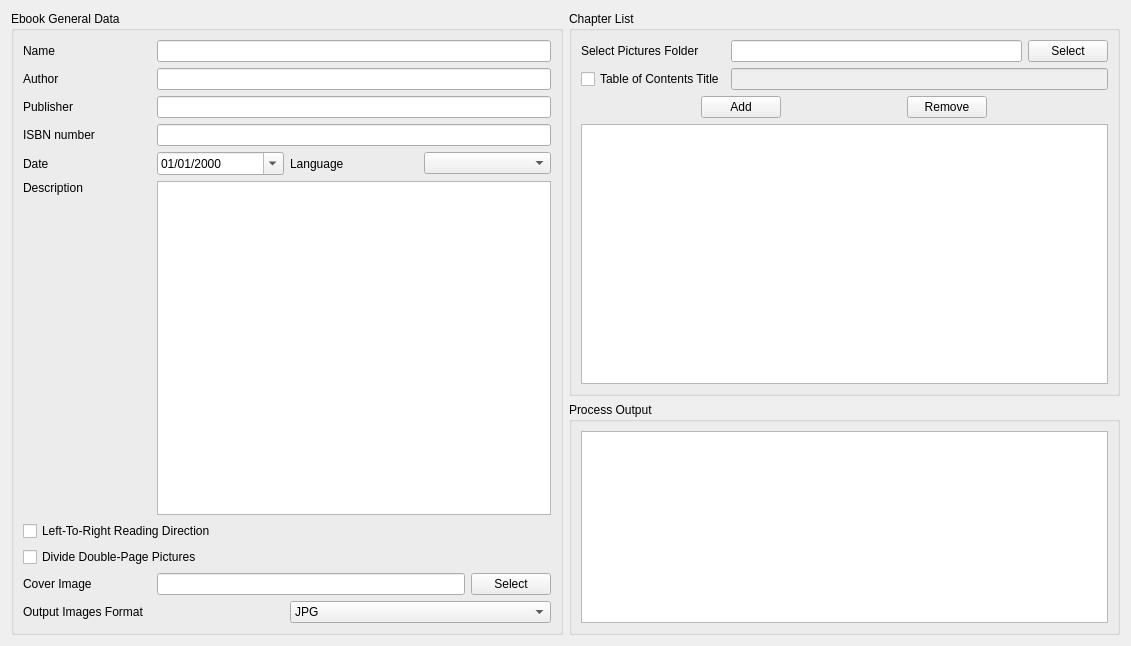
The window that mangaeditor.ui (viniavila/KMM) describes before a commit, drawn with Qt 5.
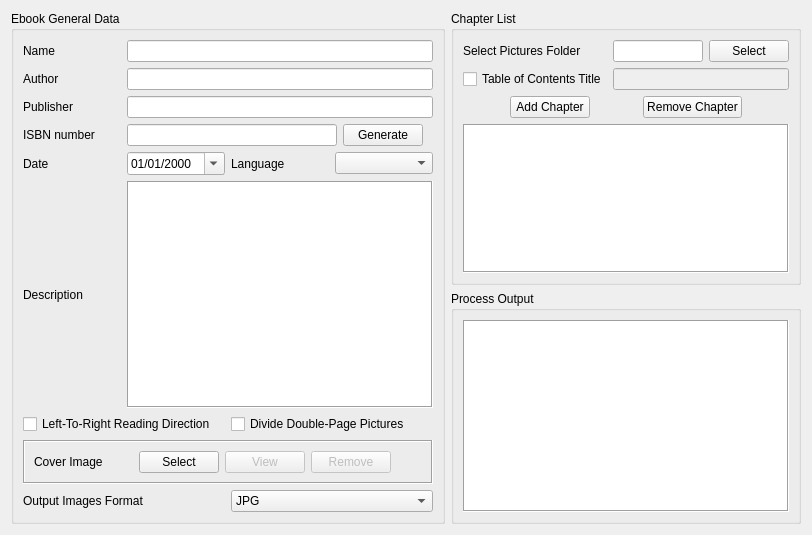
The same window after the commit.

Commit message: * Added automatic ISBN generator (random UUID based) and Added Language selection to respective combobox.

What changed in the file:
```diff
--- a/mangaeditor.ui
+++ b/mangaeditor.ui
@@ -6,8 +6,8 @@
    <rect>
     <x>0</x>
     <y>0</y>
-    <width>1131</width>
-    <height>646</height>
+    <width>812</width>
+    <height>535</height>
    </rect>
   </property>
   <property name="windowTitle">
@@ -51,12 +51,15 @@
            </sizepolicy>
           </property>
           <property name="text">
-           <string>Add</string>
+           <string>Add Chapter</string>
           </property>
          </widget>
         </item>
         <item>
-         <widget class="QPushButton" name="pushButton_4">
+         <widget class="QPushButton" name="btnRemoveChapter">
+          <property name="enabled">
+           <bool>true</bool>
+          </property>
           <property name="sizePolicy">
            <sizepolicy hsizetype="Maximum" vsizetype="Fixed">
             <horstretch>0</horstretch>
@@ -64,7 +67,7 @@
            </sizepolicy>
           </property>
           <property name="text">
-           <string>Remove</string>
+           <string>Remove Chapter</string>
           </property>
          </widget>
         </item>
@@ -92,7 +95,11 @@
        </widget>
       </item>
       <item row="3" column="0" colspan="3">
-       <widget class="QTreeView" name="treeView"/>
+       <widget class="QListWidget" name="lstChapters">
+        <property name="frameShape">
+         <enum>QFrame::Box</enum>
+        </property>
+       </widget>
       </item>
      </layout>
     </widget>
@@ -120,6 +127,9 @@
         <property name="focusPolicy">
          <enum>Qt::NoFocus</enum>
         </property>
+        <property name="frameShape">
+         <enum>QFrame::Box</enum>
+        </property>
        </widget>
       </item>
      </layout>
@@ -137,6 +147,16 @@
       <string>Ebook General Data</string>
      </property>
      <layout class="QGridLayout" name="gridLayout">
+      <item row="6" column="2" colspan="2">
+       <widget class="QCheckBox" name="chkDivideDouble">
+        <property name="toolTip">
+         <string>&lt;html&gt;&lt;head/&gt;&lt;body&gt;&lt;p&gt;&lt;span style=&quot; font-weight:600;&quot;&gt;unchecked:&lt;/span&gt; double-page pictures will be rotated counterclockwise and kept in the same page.&lt;/p&gt;&lt;p&gt;&lt;span style=&quot; font-weight:600;&quot;&gt;checked:&lt;/span&gt; doube-page pictures wil be half splitted and put in separated pages (the first and the second will determined by the selected reading direction - left-to-right will put the left side first and vice-versa).&lt;/p&gt;&lt;/body&gt;&lt;/html&gt;</string>
+        </property>
+        <property name="text">
+         <string>Divide Double-Page Pictures</string>
+        </property>
+       </widget>
+      </item>
       <item row="4" column="0">
        <widget class="QLabel" name="label_4">
         <property name="text">
@@ -144,80 +164,6 @@
         </property>
        </widget>
       </item>
-      <item row="5" column="0">
-       <widget class="QLabel" name="label_6">
-        <property name="text">
-         <string>Description</string>
-        </property>
-        <property name="alignment">
-         <set>Qt::AlignLeading|Qt::AlignLeft|Qt::AlignTop</set>
-        </property>
-       </widget>
-      </item>
-      <item row="2" column="0">
-       <widget class="QLabel" name="label_3">
-        <property name="text">
-         <string>Publisher</string>
-        </property>
-       </widget>
-      </item>
-      <item row="4" column="2">
-       <widget class="QLabel" name="label_5">
-        <property name="text">
-         <string>Language</string>
-        </property>
-       </widget>
-      </item>
-      <item row="4" column="3">
-       <widget class="QComboBox" name="comboBox">
-        <property name="toolTip">
-         <string>If not selected, it will adopt the system's default language.</string>
-        </property>
-       </widget>
-      </item>
-      <item row="1" column="1" colspan="3">
-       <widget class="QLineEdit" name="lineEdit_2"/>
-      </item>
-      <item row="3" column="1" colspan="3">
-       <widget class="QLineEdit" name="lineEdit_7"/>
-      </item>
-      <item row="6" column="0" colspan="4">
-       <widget class="QCheckBox" name="checkBox">
-        <property name="toolTip">
-         <string>&lt;html&gt;&lt;head/&gt;&lt;body&gt;&lt;p&gt;&lt;span style=&quot; font-weight:600;&quot;&gt;unchecked:&lt;/span&gt; manga style (right to left)&lt;/p&gt;&lt;p&gt;&lt;span style=&quot; font-weight:600;&quot;&gt;checked:&lt;/span&gt; western comic style (left to right)&lt;/p&gt;&lt;/body&gt;&lt;/html&gt;</string>
-        </property>
-        <property name="text">
-         <string>Left-To-Right Reading Direction</string>
-        </property>
-       </widget>
-      </item>
-      <item row="0" column="1" colspan="3">
-       <widget class="QLineEdit" name="txtName">
-        <property name="toolTip">
-         <string/>
-        </property>
-       </widget>
-      </item>
-      <item row="4" column="1">
-       <widget class="QDateEdit" name="dateEdit">
-        <property name="displayFormat">
-         <string>dd/MM/yyyy</string>
-        </property>
-        <property name="calendarPopup">
-         <bool>true</bool>
-        </property>
-       </widget>
-      </item>
-      <item row="2" column="1" colspan="3">
-       <widget class="QLineEdit" name="lineEdit_3"/>
-      </item>
-      <item row="1" column="0">
-       <widget class="QLabel" name="label_2">
-        <property name="text">
-         <string>Author</string>
-        </property>
-       </widget>
-      </item>
       <item row="3" column="0">
        <widget class="QLabel" name="label_9">
         <property name="text">
@@ -225,6 +171,30 @@
         </property>
        </widget>
       </item>
+      <item row="2" column="1" colspan="3">
+       <widget class="QLineEdit" name="txtPublisher"/>
+      </item>
+      <item row="4" column="3">
+       <widget class="QComboBox" name="cboLanguage">
+        <property name="toolTip">
+         <string>If not selected, it will adopt the system's default language.</string>
+        </property>
+       </widget>
+      </item>
+      <item row="4" column="2">
+       <widget class="QLabel" name="label_5">
+        <property name="text">
+         <string>Language</string>
+        </property>
+       </widget>
+      </item>
+      <item row="2" column="0">
+       <widget class="QLabel" name="label_3">
+        <property name="text">
+         <string>Publisher</string>
+        </property>
+       </widget>
+      </item>
       <item row="0" column="0">
        <widget class="QLabel" name="label">
         <property name="text">
@@ -232,62 +202,47 @@
         </property>
        </widget>
       </item>
-      <item row="7" column="0" colspan="4">
-       <widget class="QCheckBox" name="checkBox_2">
-        <property name="toolTip">
-         <string>&lt;html&gt;&lt;head/&gt;&lt;body&gt;&lt;p&gt;&lt;span style=&quot; font-weight:600;&quot;&gt;unchecked:&lt;/span&gt; double-page pictures will be rotated counterclockwise and kept in the same page.&lt;/p&gt;&lt;p&gt;&lt;span style=&quot; font-weight:600;&quot;&gt;checked:&lt;/span&gt; doube-page pictures wil be half splitted and put in separated pages (the first and the second will determined by the selected reading direction - left-to-right will put the left side first and vice-versa).&lt;/p&gt;&lt;/body&gt;&lt;/html&gt;</string>
-        </property>
+      <item row="5" column="0">
+       <widget class="QLabel" name="label_6">
         <property name="text">
-         <string>Divide Double-Page Pictures</string>
+         <string>Description</string>
         </property>
        </widget>
       </item>
       <item row="5" column="1" colspan="3">
-       <widget class="QPlainTextEdit" name="plainTextEdit">
+       <widget class="QPlainTextEdit" name="txtDescription">
+        <property name="frameShape">
+         <enum>QFrame::Box</enum>
+        </property>
+        <property name="frameShadow">
+         <enum>QFrame::Sunken</enum>
+        </property>
         <property name="tabChangesFocus">
          <bool>true</bool>
         </property>
        </widget>
       </item>
-      <item row="8" column="0">
-       <widget class="QLabel" name="label_7">
-        <property name="text">
-         <string>Cover Image</string>
+      <item row="0" column="1" colspan="3">
+       <widget class="QLineEdit" name="txtName">
+        <property name="toolTip">
+         <string/>
         </property>
        </widget>
       </item>
-      <item row="8" column="1" colspan="3">
-       <layout class="QHBoxLayout" name="horizontalLayout">
-        <item>
-         <widget class="QLineEdit" name="lineEdit_4">
-          <property name="readOnly">
-           <bool>true</bool>
-          </property>
-         </widget>
-        </item>
-        <item>
-         <widget class="QPushButton" name="pushButton">
-          <property name="sizePolicy">
-           <sizepolicy hsizetype="Fixed" vsizetype="Fixed">
-            <horstretch>0</horstretch>
-            <verstretch>0</verstretch>
-           </sizepolicy>
-          </property>
-          <property name="text">
-           <string>Select</string>
-          </property>
-         </widget>
-        </item>
-       </layout>
+      <item row="1" column="1" colspan="3">
+       <widget class="QLineEdit" name="txtAuthor"/>
       </item>
-      <item row="9" column="0" colspan="2">
-       <widget class="QLabel" name="label_10">
+      <item row="6" column="0" colspan="2">
+       <widget class="QCheckBox" name="chkLR">
+        <property name="toolTip">
+         <string>&lt;html&gt;&lt;head/&gt;&lt;body&gt;&lt;p&gt;&lt;span style=&quot; font-weight:600;&quot;&gt;unchecked:&lt;/span&gt; manga style (right to left)&lt;/p&gt;&lt;p&gt;&lt;span style=&quot; font-weight:600;&quot;&gt;checked:&lt;/span&gt; western comic style (left to right)&lt;/p&gt;&lt;/body&gt;&lt;/html&gt;</string>
+        </property>
         <property name="text">
-         <string>Output Images Format</string>
+         <string>Left-To-Right Reading Direction</string>
         </property>
        </widget>
       </item>
-      <item row="9" column="2" colspan="2">
+      <item row="8" column="2" colspan="2">
        <widget class="QComboBox" name="cboOutputType">
         <property name="currentIndex">
          <number>0</number>
@@ -309,6 +264,137 @@
         </item>
        </widget>
       </item>
+      <item row="1" column="0">
+       <widget class="QLabel" name="label_2">
+        <property name="text">
+         <string>Author</string>
+        </property>
+       </widget>
+      </item>
+      <item row="4" column="1">
+       <widget class="QDateEdit" name="dteDate">
+        <property name="displayFormat">
+         <string>dd/MM/yyyy</string>
+        </property>
+        <property name="calendarPopup">
+         <bool>true</bool>
+        </property>
+       </widget>
+      </item>
+      <item row="8" column="0" colspan="2">
+       <widget class="QLabel" name="label_10">
+        <property name="text">
+         <string>Output Images Format</string>
+        </property>
+       </widget>
+      </item>
+      <item row="3" column="1" colspan="3">
+       <layout class="QHBoxLayout" name="horizontalLayout_2">
+        <property name="rightMargin">
+         <number>10</number>
+        </property>
+        <item>
+         <widget class="QLineEdit" name="txtISBN"/>
+        </item>
+        <item>
+         <widget class="QPushButton" name="btnISBN">
+          <property name="text">
+           <string>Generate</string>
+          </property>
+         </widget>
+        </item>
+       </layout>
+      </item>
+      <item row="7" column="0" colspan="4">
+       <widget class="QFrame" name="">
+        <property name="frameShape">
+         <enum>QFrame::Box</enum>
+        </property>
+        <property name="frameShadow">
+         <enum>QFrame::Sunken</enum>
+        </property>
+        <layout class="QHBoxLayout" name="horizontalLayout">
+         <item>
+          <widget class="QLabel" name="label_7">
+           <property name="text">
+            <string>Cover Image</string>
+           </property>
+          </widget>
+         </item>
+         <item>
+          <spacer name="horizontalSpacer_2">
+           <property name="orientation">
+            <enum>Qt::Horizontal</enum>
+           </property>
+           <property name="sizeHint" stdset="0">
+            <size>
+             <width>40</width>
+             <height>20</height>
+            </size>
+           </property>
+          </spacer>
+         </item>
+         <item>
+          <widget class="QPushButton" name="btnSelectCover">
+           <property name="sizePolicy">
+            <sizepolicy hsizetype="Maximum" vsizetype="Fixed">
+             <horstretch>0</horstretch>
+             <verstretch>0</verstretch>
+            </sizepolicy>
+           </property>
+           <property name="text">
+            <string>Select</string>
+           </property>
+          </widget>
+         </item>
+         <item>
+          <widget class="QPushButton" name="btnViewCover">
+           <property name="enabled">
+            <bool>false</bool>
+           </property>
+           <property name="sizePolicy">
+            <sizepolicy hsizetype="Maximum" vsizetype="Fixed">
+             <horstretch>0</horstretch>
+             <verstretch>0</verstretch>
+            </sizepolicy>
+           </property>
+           <property name="text">
+            <string>View</string>
+           </property>
+          </widget>
+         </item>
+         <item>
+          <widget class="QPushButton" name="btnRemoveCover">
+           <property name="enabled">
+            <bool>false</bool>
+           </property>
+           <property name="sizePolicy">
+            <sizepolicy hsizetype="Maximum" vsizetype="Fixed">
+             <horstretch>0</horstretch>
+             <verstretch>0</verstretch>
+            </sizepolicy>
+           </property>
+           <property name="text">
+            <string>Remove</string>
+           </property>
+          </widget>
+         </item>
+         <item>
+          <spacer name="horizontalSpacer">
+           <property name="orientation">
+            <enum>Qt::Horizontal</enum>
+           </property>
+           <property name="sizeHint" stdset="0">
+            <size>
+             <width>40</width>
+             <height>20</height>
+            </size>
+           </property>
+          </spacer>
+         </item>
+        </layout>
+       </widget>
+      </item>
      </layout>
     </widget>
    </item>
```
Left out of the diff: 59 changed lines with no effect on the pictures. The commit also changes 2 other files.
